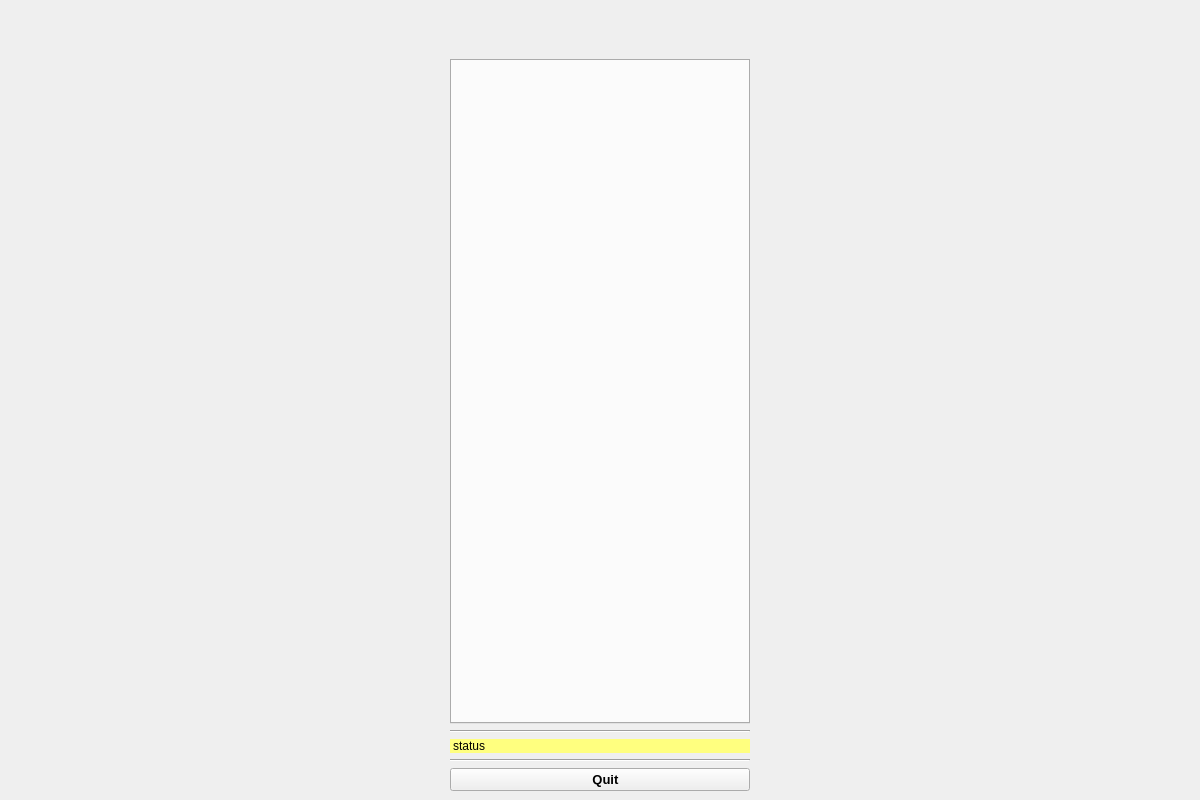
Qt form cladplus_data/resources/cladviz.ui (openlmd/cladplus) before a commit.
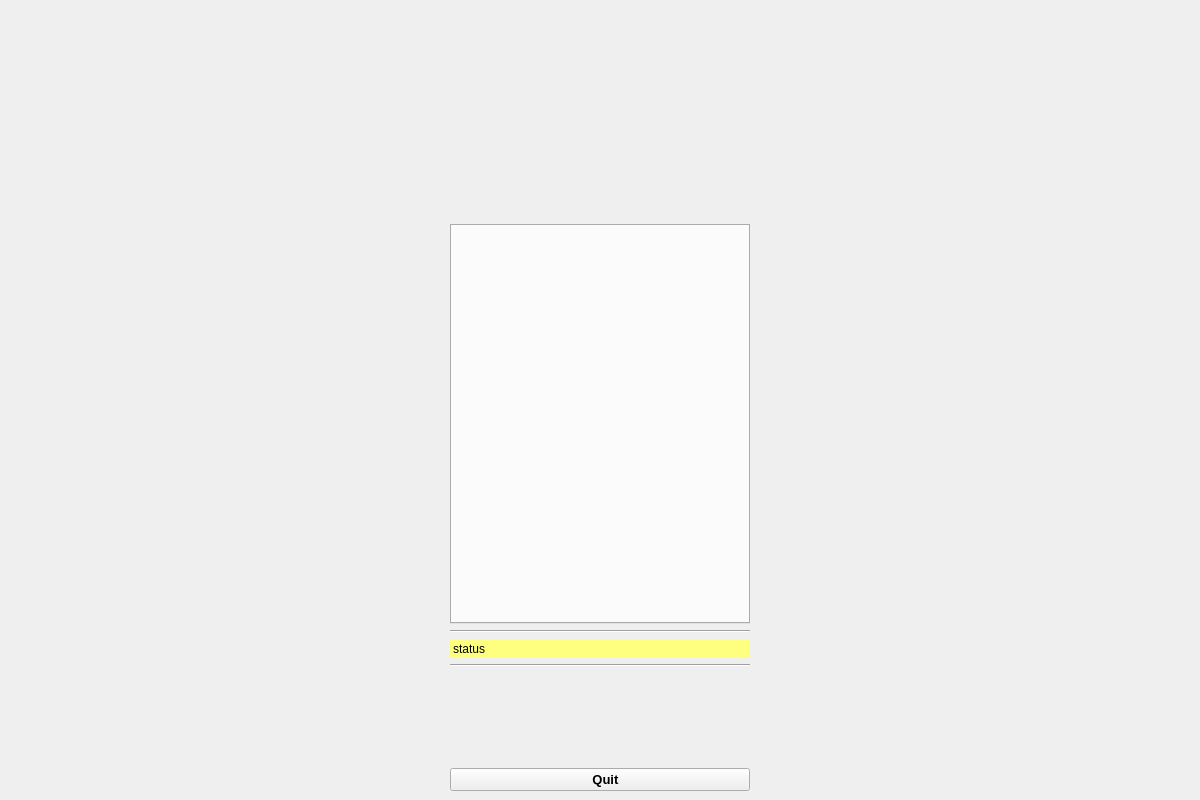
The same form after that commit. Icons and pictures are not drawn.

What changed in the file:
```diff
--- a/cladplus_data/resources/cladviz.ui
+++ b/cladplus_data/resources/cladviz.ui
@@ -64,31 +64,7 @@
     </font>
    </property>
    <layout class="QGridLayout" name="gridLayout">
-    <item row="14" column="1">
-     <widget class="QTabWidget" name="tabWidget">
-      <property name="minimumSize">
-       <size>
-        <width>300</width>
-        <height>0</height>
-       </size>
-      </property>
-      <property name="maximumSize">
-       <size>
-        <width>300</width>
-        <height>16777215</height>
-       </size>
-      </property>
-      <property name="font">
-       <font>
-        <italic>false</italic>
-       </font>
-      </property>
-      <property name="currentIndex">
-       <number>-1</number>
-      </property>
-     </widget>
-    </item>
-    <item row="19" column="1">
+    <item row="20" column="1">
      <widget class="QPushButton" name="btnQuit">
       <property name="enabled">
        <bool>true</bool>
@@ -134,21 +110,38 @@
       </property>
      </widget>
     </item>
-    <item row="17" column="1">
-     <widget class="Line" name="line_3">
-      <property name="orientation">
-       <enum>Qt::Horizontal</enum>
+    <item row="0" column="0" rowspan="21">
+     <layout class="QHBoxLayout" name="boxPlot">
+      <property name="spacing">
+       <number>0</number>
       </property>
-     </widget>
+     </layout>
     </item>
-    <item row="15" column="1">
-     <widget class="Line" name="line_2">
-      <property name="orientation">
-       <enum>Qt::Horizontal</enum>
+    <item row="11" column="1">
+     <widget class="QTabWidget" name="tabWidget">
+      <property name="minimumSize">
+       <size>
+        <width>300</width>
+        <height>0</height>
+       </size>
       </property>
+      <property name="maximumSize">
+       <size>
+        <width>300</width>
+        <height>400</height>
+       </size>
+      </property>
+      <property name="font">
+       <font>
+        <italic>false</italic>
+       </font>
+      </property>
+      <property name="currentIndex">
+       <number>-1</number>
+      </property>
      </widget>
     </item>
-    <item row="2" column="1" rowspan="9">
+    <item row="0" column="1" rowspan="11">
      <widget class="QLabel" name="lblLogo">
       <property name="minimumSize">
        <size>
@@ -176,7 +169,14 @@
       </property>
      </widget>
     </item>
-    <item row="16" column="1">
+    <item row="12" column="1">
+     <widget class="Line" name="line_2">
+      <property name="orientation">
+       <enum>Qt::Horizontal</enum>
+      </property>
+     </widget>
+    </item>
+    <item row="13" column="1">
      <widget class="QLabel" name="lblStatus">
       <property name="styleSheet">
        <string notr="true">background-color: rgb(255, 255, 127);</string>
@@ -192,14 +192,14 @@
       </property>
      </widget>
     </item>
-    <item row="0" column="0" rowspan="20">
-     <layout class="QHBoxLayout" name="boxPlot">
-      <property name="spacing">
-       <number>0</number>
+    <item row="14" column="1">
+     <widget class="Line" name="line_3">
+      <property name="orientation">
+       <enum>Qt::Horizontal</enum>
       </property>
-     </layout>
+     </widget>
     </item>
-    <item row="18" column="1">
+    <item row="15" column="1" rowspan="5">
      <layout class="QVBoxLayout" name="vl_display"/>
     </item>
    </layout>
```
Left out of the diff: 4 changed lines with no effect on the pictures.
